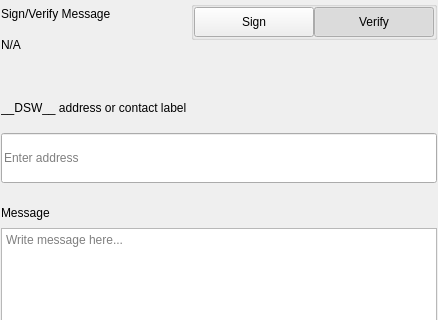
First picture: the form in src/qt/pivx/settings/forms/settingssignmessagewidgets.ui, repository decenomy/DSW, before the edit; both pictures show x 0 to 438 and y 0 to 320 of the 438 by 579 pixel window.
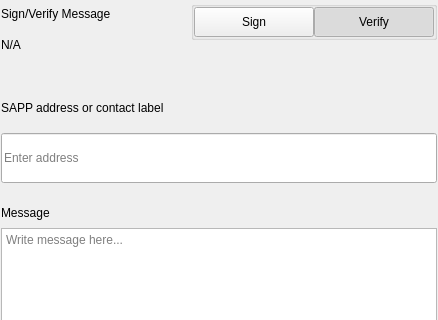
Second picture: the form after the edit.

Commit message: Changed the coin ticker __DSW__ -> SAPP

The edit to the form file:
```diff
--- a/src/qt/pivx/settings/forms/settingssignmessagewidgets.ui
+++ b/src/qt/pivx/settings/forms/settingssignmessagewidgets.ui
@@ -276,7 +276,7 @@
                </size>
               </property>
               <property name="text">
-               <string>__DSW__ address or contact label</string>
+               <string>SAPP address or contact label</string>
               </property>
              </widget>
             </item>
```
The commit also changes 116 other files.
